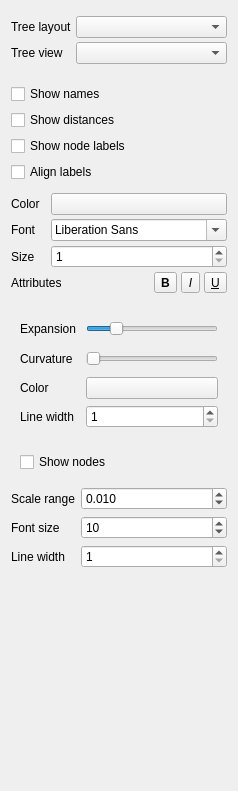
Above: src/corelibs/U2View/src/ov_msa/phy_tree_tab/TreeOptionsWidget.ui from violethaze74/ugene before the change. Below: the same form after it.
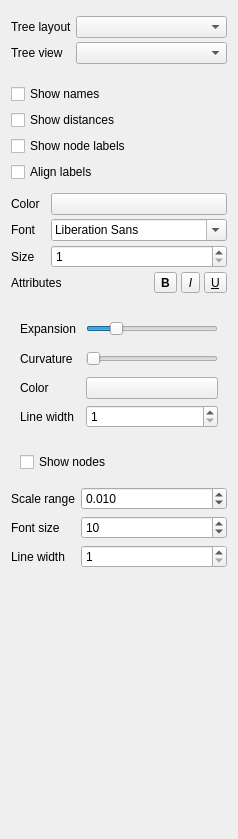
That is the form after the change.

```diff
--- a/src/corelibs/U2View/src/ov_msa/phy_tree_tab/TreeOptionsWidget.ui
+++ b/src/corelibs/U2View/src/ov_msa/phy_tree_tab/TreeOptionsWidget.ui
@@ -10,7 +10,7 @@
     <x>0</x>
     <y>0</y>
     <width>238</width>
-    <height>791</height>
+    <height>839</height>
    </rect>
   </property>
   <property name="sizePolicy">
```
Left out of the diff: 9 changed lines with no effect on the pictures.
